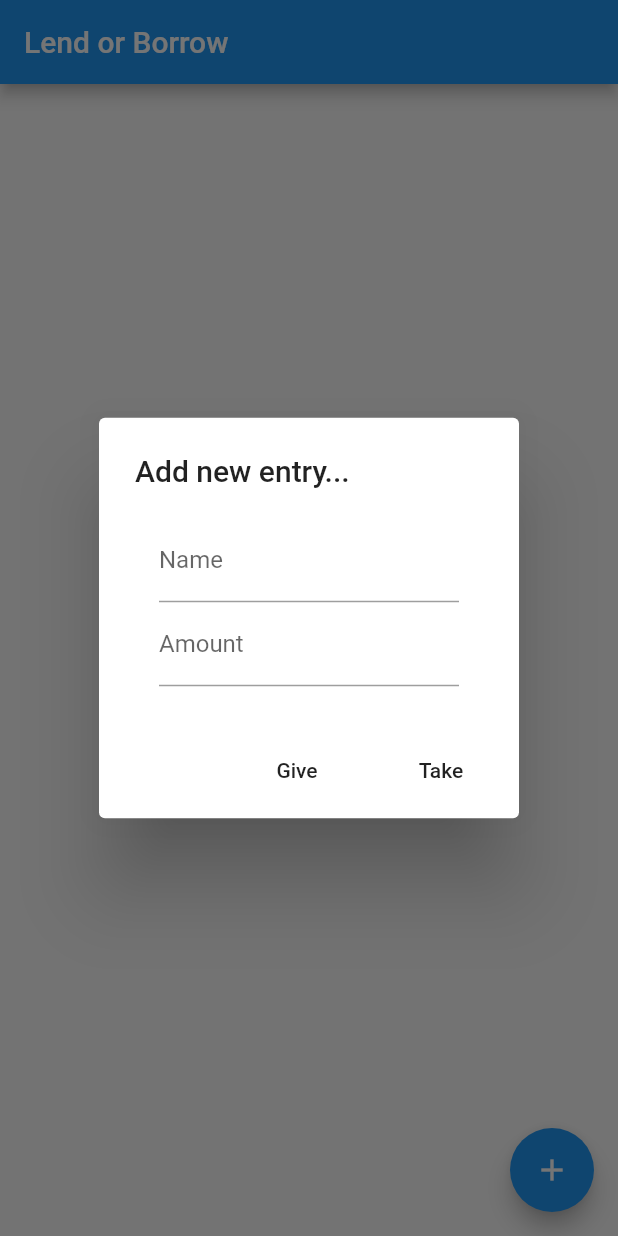
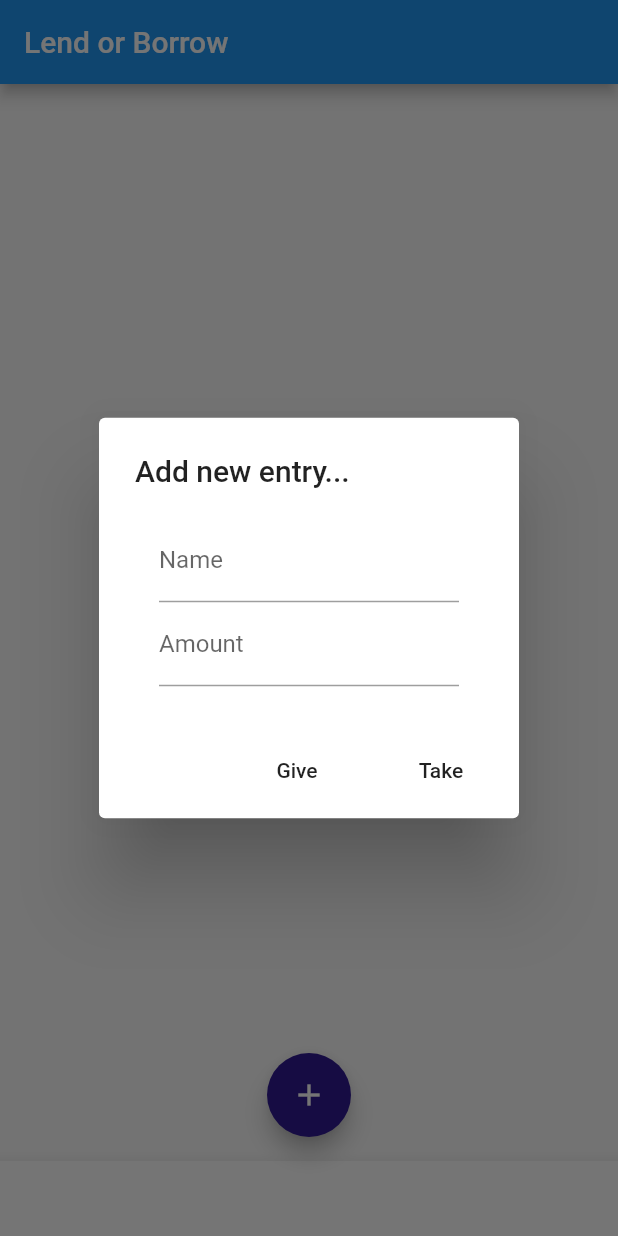
Before and after one commit to sakhayadeep/lend-or-borrow, a Flutter app: the screen it shows after launch, after a tap on the "add" icon, on a phone screen of 412 x 824 dp. Run offline on Flutter 3.47's test engine with Material 2 defaults, Android fonts, the phone set to English and light mode, and no system bars; our stand-ins replace shared_preferences; missing offline and left inert: firebase_admob; accounts and stored records are empty; statements that could not run were skipped.

Commit message:
ads added and issfixedue with FAB

```diff
--- a/lib/homepage.dart
+++ b/lib/homepage.dart
@@ -1,5 +1,7 @@
 import 'package:flutter/material.dart';
 import 'package:shared_preferences/shared_preferences.dart';
+//import 'package:admob_flutter/admob_flutter.dart';
+
 import 'package:firebase_admob/firebase_admob.dart';
 
 class MyHomePage extends StatefulWidget {
@@ -240,18 +242,22 @@ class _MyHomePageState extends State<MyHomePage> {
 
   @override
   Widget build(BuildContext context) {
-    FirebaseAdMob.instance.initialize(appId: "").then((response){
-    myBanner..load()..show();
-    });
+    FirebaseAdMob.instance.initialize(appId: );
     return Scaffold(
         appBar: AppBar(
           title: Text(widget.title),
         ),
-      body: getListView(),
+        body: Scrollbar(child: getListView()),
         floatingActionButton: FloatingActionButton(
+          backgroundColor: Colors.deepPurple[900],
           child: Icon(Icons.add),
           onPressed: ()=>createUserPopupDialog(context),
         ),
+       bottomNavigationBar: BottomAppBar(
+        shape: const CircularNotchedRectangle(),
+        child: Container(height: 50.0,),
+      ),
+      floatingActionButtonLocation: FloatingActionButtonLocation.centerFloat,
     );
   }
 
@@ -260,22 +266,37 @@ class _MyHomePageState extends State<MyHomePage> {
         itemCount: userNames.length,
         itemBuilder: (context, index){
           return Card(
+            margin: const EdgeInsets.only(right: 5,bottom: 5,left: 5),
             child:ListTile(
             title: Text(userNames[index]),
             trailing: Text(
               users[userNames[index]].toString(),
-              style: TextStyle(color: users[userNames[index]] > 0 ? Colors.green : users[userNames[index]] == 0 ? Colors.black : Colors.redAccent),
+              style: TextStyle(color: users[userNames[index]] > 0 ? Colors.green : users[userNames[index]] == 0 ? Colors.blue : Colors.redAccent),
               ),
             onTap: () => updateUserPopupDialog(context, userNames[index]),
             onLongPress: () => deleteUserPopupDialog(context, userNames[index]),
           ),);
         },);
-
+    shit();
     return listView;
   }
+  void shit(){
+    myBanner
+      ..load()
+      ..show(
+        //anchorOffset: 60.0,
+        // Positions the banner ad 10 pixels from the center of the screen to the right
+        //horizontalCenterOffset: 10.0,
+        // Banner Position
+        anchorType: AnchorType.bottom,
+      );
+  }
 
-  static MobileAdTargetingInfo targetingInfo = MobileAdTargetingInfo(
-  keywords: <String>['games', 'pubg'],
+
+
+}
+MobileAdTargetingInfo targetingInfo = MobileAdTargetingInfo(
+  keywords: <String>['grocery', 'insurance'],
   contentUrl: 'https://flutter.io',
   childDirected: false,
   testDevices: <String>[], // Android emulators are considered test devices
@@ -284,12 +305,10 @@ BannerAd myBanner = BannerAd(
   // Replace the testAdUnitId with an ad unit id from the AdMob dash.
   // https://developers.google.com/admob/android/test-ads
   // https://developers.google.com/admob/ios/test-ads
-  adUnitId: "",
+  adUnitId: BannerAd.testAdUnitId,
   size: AdSize.smartBanner,
   targetingInfo: targetingInfo,
   listener: (MobileAdEvent event) {
     print("BannerAd event is $event");
   },
 );
-
-}
--- a/lib/main.dart
+++ b/lib/main.dart
@@ -1,5 +1,4 @@
 import 'package:flutter/material.dart';
-
 import './homepage.dart';
 
 void main() => runApp(MyApp());
@@ -13,6 +12,7 @@ class MyApp extends StatelessWidget {
       theme: ThemeData(
         primarySwatch: Colors.blue,
       ),
+      darkTheme: ThemeData.dark(),
       home: MyHomePage(title: 'Lend or Borrow'),
     );
   }
--- a/pubspec.yaml
+++ b/pubspec.yaml
@@ -18,6 +18,7 @@ environment:
 
 dependencies:
   firebase_admob: ^0.9.0+7
+
 
   cloud_firestore:
 
```
Also changed, not shown: pubspec.lock, 1 other file. Lines whose indentation alone changed are shown as unchanged.
